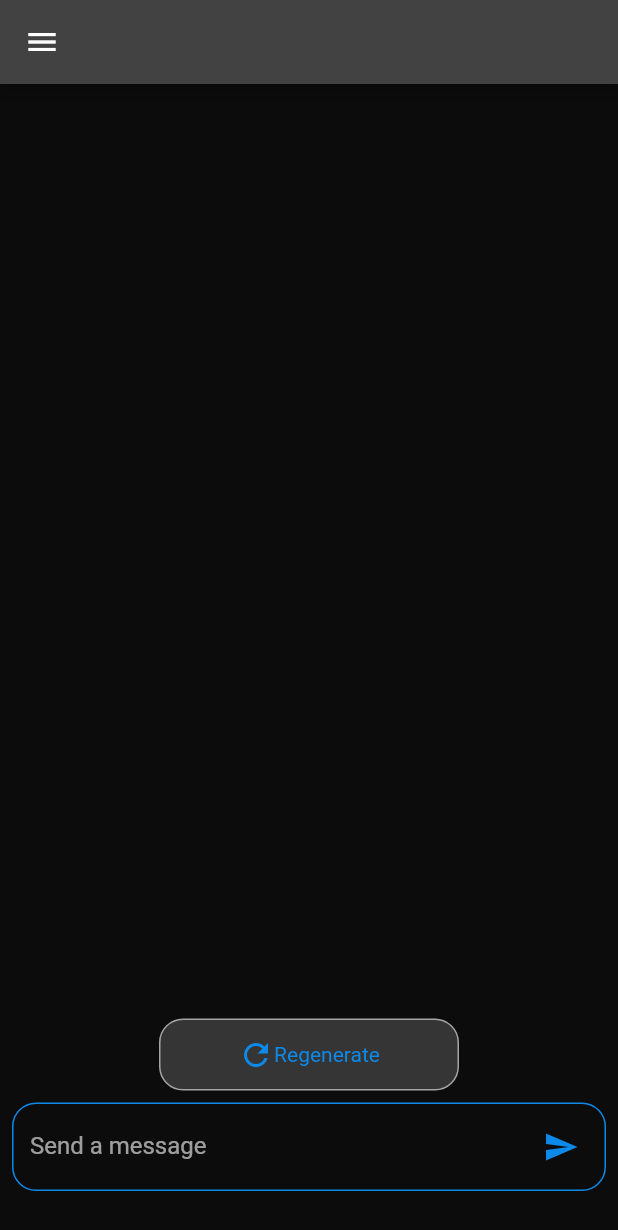
After one commit to Manuspect/FlutterChatGpt, a Flutter app: the screen it shows after launch, on a phone screen of 412 x 824 dp. The commit adds this screen. Shown: the top 1230 px of the screen. Run offline on Flutter 3.47's test engine with Material 2 defaults, Android fonts, the light colour scheme and no system bars; our stand-ins replace equatable.

Commit message:
Decomposition and refactoring

```diff
--- /dev/null
+++ b/custom_chat_gpt/lib/feature/presentation/widget/bottom_panel.dart
@@ -0,0 +1,35 @@
+import 'package:flutter/material.dart';
+
+import '../../../common/app_colors.dart';
+import 'question_text_field.dart';
+import 'regenerate_button.dart';
+
+class BottomPanel extends StatelessWidget {
+  const BottomPanel({super.key});
+
+  @override
+  Widget build(BuildContext context) {
+    return SizedBox(
+      width: 768,
+      height: 150,
+      child: BottomSheet(
+        enableDrag: false,
+        backgroundColor: AppColors.mainBackground,
+        builder: (context) {
+          return const Column(
+            mainAxisAlignment: MainAxisAlignment.end,
+            children: [
+              RegenerateButton(),
+              Padding(
+                padding: EdgeInsets.only(
+                    bottom: 30, top: 8, left: 8, right: 8),
+                child: QuestionTextField(),
+              ),
+            ],
+          );
+        },
+        onClosing: () {},
+      ),
+    );
+  }
+}
--- /dev/null
+++ b/custom_chat_gpt/lib/feature/presentation/widget/chat_widget.dart
@@ -0,0 +1,22 @@
+import 'package:flutter/material.dart';
+
+import 'bottom_panel.dart';
+
+class ChatWidget extends StatelessWidget {
+  const ChatWidget({super.key});
+
+  @override
+  Widget build(BuildContext context) {
+    return Stack(
+      children: [
+        Container(
+            // color: Colors.amber,
+            ),
+        const Align(
+          alignment: Alignment.bottomCenter,
+          child: BottomPanel(),
+        ),
+      ],
+    );
+  }
+}
--- /dev/null
+++ b/custom_chat_gpt/lib/feature/presentation/widget/question_text_field.dart
@@ -0,0 +1,37 @@
+import 'package:flutter/material.dart';
+
+import '../../../common/app_colors.dart';
+
+class QuestionTextField extends StatelessWidget {
+  const QuestionTextField({super.key});
+
+  @override
+  Widget build(BuildContext context) {
+    return TextField(
+      decoration: InputDecoration(
+        suffixIcon: IconButton(
+          icon: const Icon(Icons.send),
+          onPressed: () {},
+        ),
+        suffixIconConstraints: const BoxConstraints(minWidth: 60),
+        suffixIconColor: AppColors.iconBlueColor,
+        focusColor: AppColors.inputFieldBackground,
+        label: Text('Send a message'),
+        floatingLabelBehavior: FloatingLabelBehavior.never,
+        fillColor: AppColors.inputFieldBackground,
+        enabledBorder: OutlineInputBorder(
+          borderRadius: BorderRadius.circular(16),
+          borderSide: const BorderSide(
+            color: AppColors.iconBlueColor,
+          ),
+        ),
+        border: OutlineInputBorder(
+          borderRadius: BorderRadius.circular(16),
+          borderSide: const BorderSide(
+            color: AppColors.iconBlueColor,
+          ),
+        ),
+      ),
+    );
+  }
+}
--- /dev/null
+++ b/custom_chat_gpt/lib/feature/presentation/widget/regenerate_button.dart
@@ -0,0 +1,40 @@
+import 'package:flutter/material.dart';
+
+import '../../../common/app_colors.dart';
+
+class RegenerateButton extends StatelessWidget {
+  const RegenerateButton({super.key});
+
+  @override
+  Widget build(BuildContext context) {
+    return Container(
+      width: 200,
+      height: 48,
+      decoration: BoxDecoration(
+        borderRadius: BorderRadius.circular(16),
+        color: AppColors.inputFieldBackground,
+        border: Border.all(
+          color: AppColors.regenerateButtonBorderColor,
+        ),
+      ),
+      child: GestureDetector(
+        onTap: () {},
+        child: const Row(
+          mainAxisAlignment: MainAxisAlignment.center,
+          children: [
+            Icon(
+              Icons.refresh,
+              color: AppColors.iconBlueColor,
+            ),
+            Text(
+              'Regenerate',
+              style: TextStyle(
+                color: AppColors.iconBlueColor,
+              ),
+            ),
+          ],
+        ),
+      ),
+    );
+  }
+}
```
Also changed, not shown: custom_chat_gpt/lib/feature/presentation/pages/home_page.dart (+8 -112 lines).
